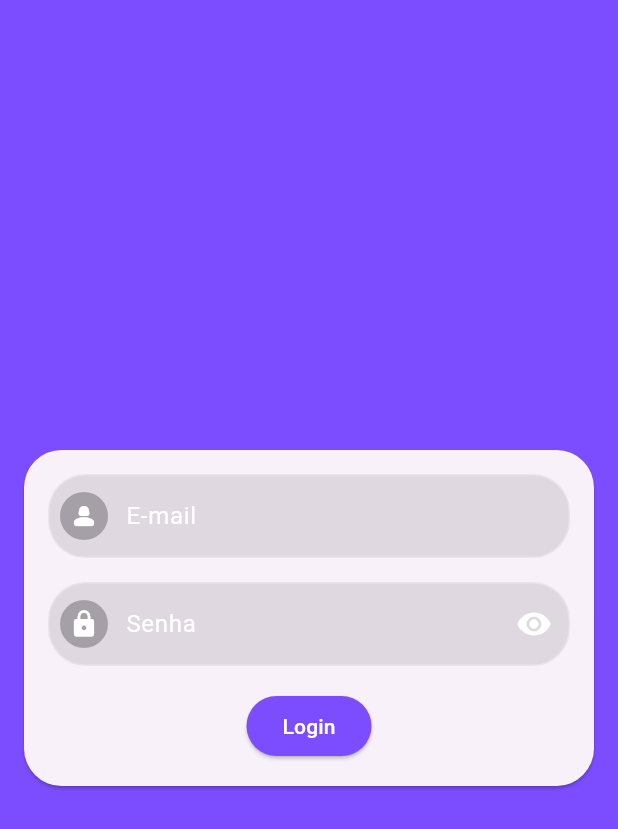
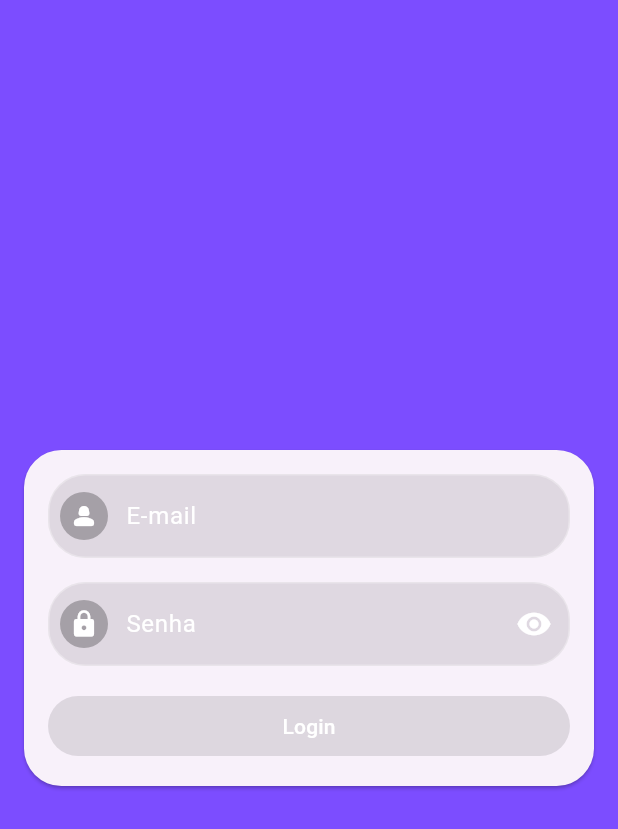
Before and after one commit to jvmr535/online-shop-app, a Flutter app: the screen it shows after launch, on a phone screen of 412 x 824 dp. Shown: the top 829 px of the screen. Run offline on Flutter 3.47's test engine with Material 2 defaults, Android fonts, the phone set to English and light mode, and no system bars; our stand-ins replace flutter_mobx, mobx; generated files the repository leaves out were written again.

Commit message:
Enable and sisable login

```diff
--- /dev/null
+++ b/online_shop_app/lib/components/text_field_with_icon/text_field_with_icon.dart
@@ -0,0 +1,80 @@
+import 'package:flutter/material.dart';
+
+class TextFieldWithIcon extends StatefulWidget {
+  final IconData prefixIcon;
+  final String labelText;
+  final void Function(String) onChanged;
+  final bool isPassword;
+
+  const TextFieldWithIcon({
+    Key? key,
+    required this.prefixIcon,
+    required this.labelText,
+    required this.onChanged,
+    required this.isPassword,
+  }) : super(key: key);
+
+  @override
+  TextFieldWithIconState createState() => TextFieldWithIconState();
+}
+
+class TextFieldWithIconState extends State<TextFieldWithIcon> {
+  bool obscureText = true;
+
+  @override
+  Widget build(BuildContext context) {
+    return TextField(
+      obscureText: widget.isPassword ? obscureText : false,
+      style: const TextStyle(color: Colors.black),
+      decoration: InputDecoration(
+        filled: true,
+        fillColor: Colors.black.withOpacity(0.1), // Lighter background color
+        border: OutlineInputBorder(
+          borderRadius: BorderRadius.circular(25),
+          borderSide: BorderSide.none,
+        ),
+        enabledBorder: OutlineInputBorder(
+          borderRadius: BorderRadius.circular(25),
+          borderSide: BorderSide(
+              color: Colors.white.withOpacity(0.3)), // Lighter border color
+        ),
+        focusedBorder: OutlineInputBorder(
+          borderRadius: BorderRadius.circular(25),
+          borderSide: const BorderSide(
+              color: Colors.white), // Darker border color when focused
+        ),
+        prefixIcon: Padding(
+          padding: const EdgeInsets.all(8.0),
+          child: Container(
+            padding: const EdgeInsets.all(1),
+            decoration: BoxDecoration(
+              color: Colors.black26,
+              borderRadius: BorderRadius.circular(25),
+            ),
+            child: Icon(
+              widget.prefixIcon,
+              size: 20,
+              color: Colors.white,
+            ),
+          ),
+        ),
+        labelText: widget.labelText,
+        labelStyle: const TextStyle(color: Colors.white),
+        suffixIcon: widget.isPassword
+            ? IconButton(
+                icon: Icon(
+                  obscureText ? Icons.visibility : Icons.visibility_off,
+                  color: Colors.white,
+                ),
+                onPressed: () {
+                  setState(() {
+                    obscureText = !obscureText;
+                  });
+                },
+              )
+            : null,
+      ),
+      onChanged: widget.onChanged,
+    );
+  }
+}
--- a/online_shop_app/lib/screens/login/components/login_form.dart
+++ b/online_shop_app/lib/screens/login/components/login_form.dart
@@ -1,4 +1,7 @@
 import 'package:flutter/material.dart';
+import 'package:flutter_mobx/flutter_mobx.dart';
+import 'package:online_shop_app/components/text_field_with_icon/text_field_with_icon.dart';
+import 'package:online_shop_app/screens/home/home_screen.dart';
 import 'package:online_shop_app/stores/login/login_store.dart';
 
 class LoginForm extends StatefulWidget {
@@ -25,7 +28,7 @@ class _LoginFormState extends State<LoginForm> {
           children: [
             SizedBox(
               width: double.infinity,
-              child: _TextFieldWithIcon(
+              child: TextFieldWithIcon(
                 prefixIcon: Icons.person_2_rounded,
                 labelText: 'E-mail',
                 onChanged: loginStore.setEmail,
@@ -35,7 +38,7 @@ class _LoginFormState extends State<LoginForm> {
             const SizedBox(height: 16),
             SizedBox(
               width: double.infinity,
-              child: _TextFieldWithIcon(
+              child: TextFieldWithIcon(
                 prefixIcon: Icons.lock,
                 labelText: 'Senha',
                 onChanged: loginStore.setPassword,
@@ -43,98 +46,36 @@ class _LoginFormState extends State<LoginForm> {
               ),
             ),
             const SizedBox(height: 16),
-            ElevatedButton(
-              style: ElevatedButton.styleFrom(
-                backgroundColor: Colors.deepPurpleAccent,
-              ),
-              onPressed: () {
-                print(loginStore.email);
-                print(loginStore.password);
+            Observer(
+              builder: (_) {
+                return SizedBox(
+                  width: double.infinity,
+                  child: ElevatedButton(
+                    style: ElevatedButton.styleFrom(
+                      backgroundColor: Colors.deepPurpleAccent,
+                    ),
+                    onPressed: isLoginValid.isFormValid
+                        ? () {
+                            MaterialPageRoute(
+                              builder: (context) => const HomeScreen(
+                                title: "Aplicativo Teste",
+                              ),
+                            );
+                          }
+                        : null,
+                    child: const Text(
+                      'Login',
+                      style: TextStyle(color: Colors.white),
+                    ),
+                  ),
+                );
               },
-              child: const Text('Login', style: TextStyle(color: Colors.white)),
             ),
           ],
         ),
       ),
     );
   }
+
+  LoginStore get isLoginValid => loginStore;
 }
-
-class _TextFieldWithIcon extends StatefulWidget {
-  final IconData prefixIcon;
-  final String labelText;
-  final void Function(String) onChanged;
-  final bool isPassword;
-
-  const _TextFieldWithIcon({
-    Key? key,
-    required this.prefixIcon,
-    required this.labelText,
-    required this.onChanged,
-    this.isPassword = false,
-  }) : super(key: key);
-
-  @override
-  _TextFieldWithIconState createState() => _TextFieldWithIconState();
-}
-
-class _TextFieldWithIconState extends State<_TextFieldWithIcon> {
-  bool obscureText = true;
-
-  @override
-  Widget build(BuildContext context) {
-    return TextField(
-      obscureText: widget.isPassword ? obscureText : false,
-      style: const TextStyle(color: Colors.black),
-      decoration: InputDecoration(
-        filled: true,
-        fillColor: Colors.black.withOpacity(0.1), // Lighter background color
-        border: OutlineInputBorder(
-          borderRadius: BorderRadius.circular(25),
-          borderSide: BorderSide.none,
-        ),
-        enabledBorder: OutlineInputBorder(
-          borderRadius: BorderRadius.circular(25),
-          borderSide: BorderSide(
-              color: Colors.white.withOpacity(0.3)), // Lighter border color
-        ),
-        focusedBorder: OutlineInputBorder(
-          borderRadius: BorderRadius.circular(25),
-          borderSide: const BorderSide(
-              color: Colors.white), // Darker border color when focused
-        ),
-        prefixIcon: Padding(
-          padding: const EdgeInsets.all(8.0),
-          child: Container(
-            padding: const EdgeInsets.all(1),
-            decoration: BoxDecoration(
-              color: Colors.black26,
-              borderRadius: BorderRadius.circular(25),
-            ),
-            child: Icon(
-              widget.prefixIcon,
-              size: 20,
-              color: Colors.white,
-            ),
-          ),
-        ),
-        labelText: widget.labelText,
-        labelStyle: const TextStyle(color: Colors.white),
-        suffixIcon: widget.isPassword
-            ? IconButton(
-                icon: Icon(
-                  obscureText ? Icons.visibility : Icons.visibility_off,
-                  color: Colors.white,
-                ),
-                onPressed: () {
-                  setState(() {
-                    obscureText = !obscureText;
-                  });
-                },
-              )
-            : null,
-      ),
-      onChanged: widget.onChanged,
-    );
-  }
-}
```
Also changed, not shown: online_shop_app/lib/stores/login/login_store.dart (+14 -2 lines), online_shop_app/lib/stores/login/login_store.g.dart.
